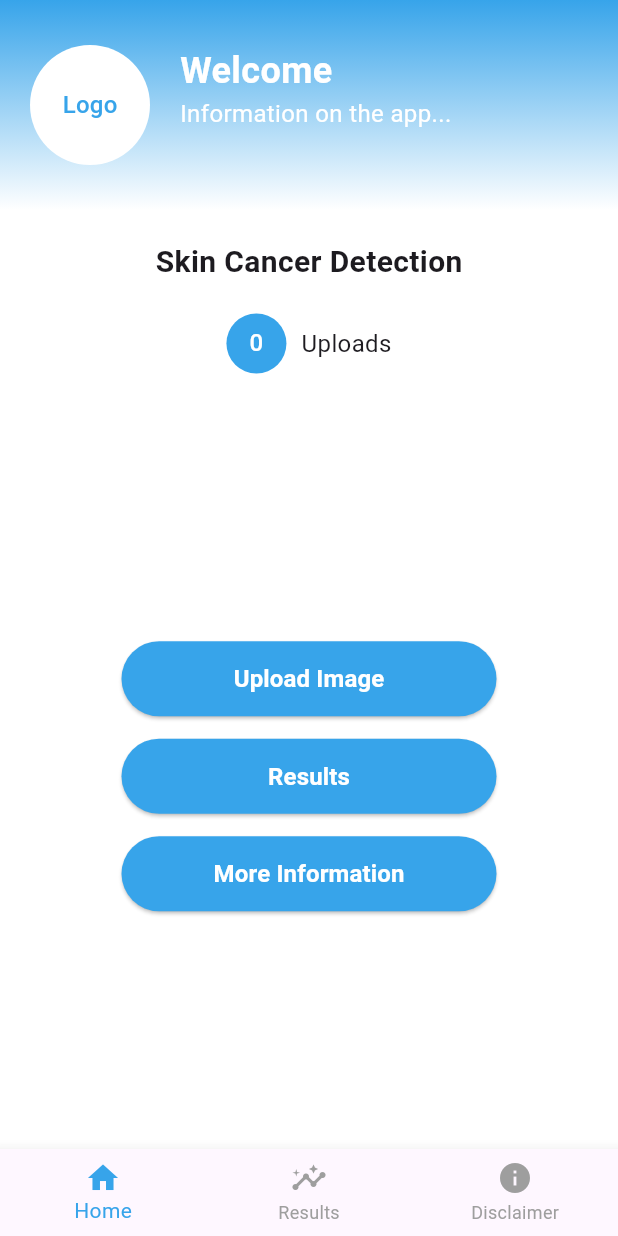
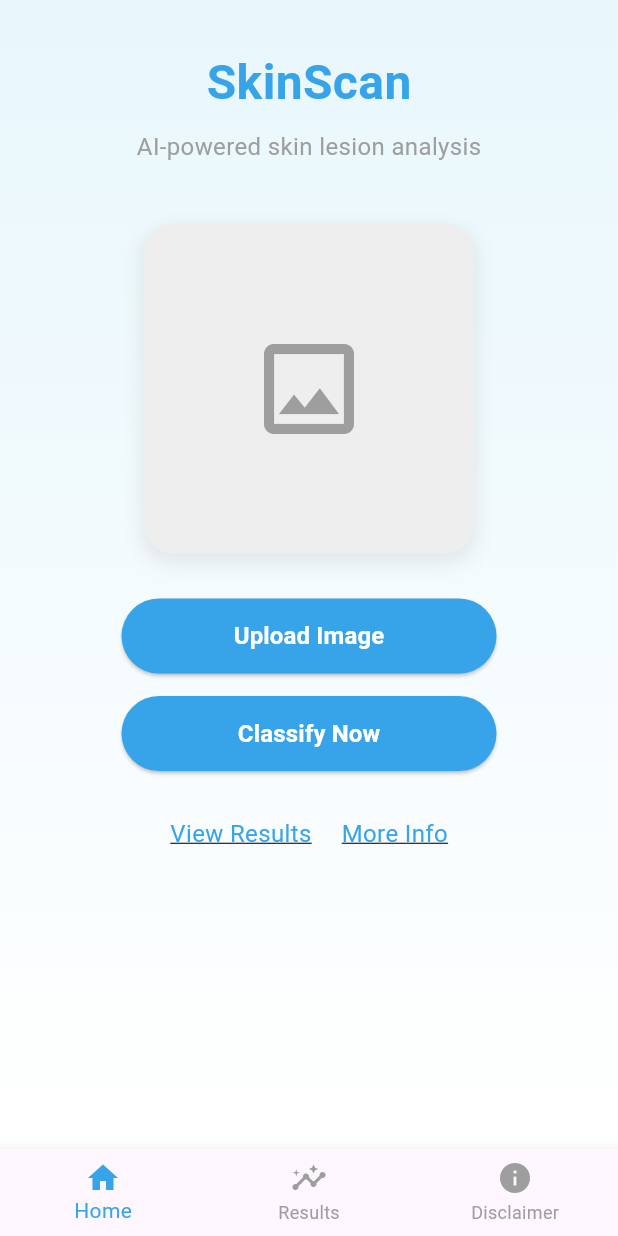
Before and after one commit to LiamM25/hnrs_app, a Flutter app: the screen it shows after launch, on a phone screen of 412 x 824 dp. Run offline on Flutter 3.47's test engine with Material 3 defaults, Android fonts, the phone set to English and light mode, and no system bars; our stand-ins replace image_picker.

Commit message:
seperated code

```diff
--- a/detection_app/lib/main.dart
+++ b/detection_app/lib/main.dart
@@ -1,26 +1,54 @@
 import 'package:flutter/material.dart';
+import 'screens/home_page.dart';
+import 'screens/results_page.dart';
+import 'screens/disclaimer_page.dart';
 
 void main() {
   runApp(SkinCancerDetectionApp());
 }
 
 class SkinCancerDetectionApp extends StatelessWidget {
+  const SkinCancerDetectionApp({super.key});
+
   @override
   Widget build(BuildContext context) {
     return MaterialApp(
       debugShowCheckedModeBanner: false,
-      home: HomePage(),
+      home: MainPage(),
     );
   }
 }
 
-class HomePage extends StatelessWidget {
+class MainPage extends StatefulWidget {
+  const MainPage({super.key});
+
+  @override
+  State<MainPage> createState() => _MainPageState();
+}
+
+class _MainPageState extends State<MainPage> {
+  int _selectedIndex = 0;
+
+  static const List<Widget> _pages = <Widget>[
+    HomePage(),
+    ResultsPage(),
+    DisclaimerPage(),
+  ];
+
+  void _onItemTapped(int index) {
+    setState(() {
+      _selectedIndex = index;
+    });
+  }
+
   @override
   Widget build(BuildContext context) {
     return Scaffold(
-      backgroundColor: Colors.white,
+      body: _pages[_selectedIndex],
       bottomNavigationBar: BottomNavigationBar(
-        selectedItemColor: Color(0xFF37a4ea),
+        currentIndex: _selectedIndex,
+        onTap: _onItemTapped,
+        selectedItemColor: const Color(0xFF37a4ea),
         unselectedItemColor: Colors.grey,
         showSelectedLabels: true,
         showUnselectedLabels: true,
@@ -30,128 +58,6 @@ class HomePage extends StatelessWidget {
           BottomNavigationBarItem(icon: Icon(Icons.info), label: 'Disclaimer'),
         ],
       ),
-      body: SafeArea(
-        child: Column(
-          children: [
-            // Top Section with Welcome
-            Container(
-              decoration: BoxDecoration(
-                gradient: LinearGradient(
-                  colors: [Color(0xFF37a4ea), Colors.white],
-                  begin: Alignment.topCenter,
-                  end: Alignment.bottomCenter,
-                ),
-              ),
-              padding: const EdgeInsets.symmetric(vertical: 30, horizontal: 20),
-              child: Row(
-                crossAxisAlignment: CrossAxisAlignment.start,
-                children: [
-                  CircleAvatar(
-                    radius: 40,
-                    backgroundColor: Colors.white,
-                    child: Text(
-                      'Logo',
-                      style: TextStyle(color: Color(0xFF37a4ea)),
-                    ),
-                  ),
-                  const SizedBox(width: 20),
-                  Expanded(
-                    child: Column(
-                      crossAxisAlignment: CrossAxisAlignment.start,
-                      children: const [
-                        Text(
-                          'Welcome',
-                          style: TextStyle(
-                            fontSize: 24,
-                            fontWeight: FontWeight.bold,
-                            color: Colors.white,
-                          ),
-                        ),
-                        Text(
-                          'Information on the app...',
-                          style: TextStyle(fontSize: 16, color: Colors.white),
-                        ),
-                      ],
-                    ),
-                  ),
-                ],
-              ),
-            ),
-            // Main Title
-            const Padding(
-              padding: EdgeInsets.symmetric(vertical: 20),
-              child: Text(
-                'Skin Cancer Detection',
-                style: TextStyle(fontSize: 20, fontWeight: FontWeight.bold),
-              ),
-            ),
-            // Uploads Indicator
-            Row(
-              mainAxisAlignment: MainAxisAlignment.center,
-              children: [
-                CircleAvatar(
-                  radius: 20,
-                  backgroundColor: Color(0xFF37a4ea),
-                  child: const Text(
-                    '0',
-                    style: TextStyle(color: Colors.white, fontSize: 16),
-                  ),
-                ),
-                const SizedBox(width: 10),
-                const Text(
-                  'Uploads',
-                  style: TextStyle(fontSize: 16),
-                ),
-              ],
-            ),
-            const SizedBox(height: 20),
-            // Buttons
-            Expanded(
-              child: Column(
-                mainAxisAlignment: MainAxisAlignment.center,
-                children: [
-                  CustomButton(label: 'Upload Image'),
-                  const SizedBox(height: 15),
-                  CustomButton(label: 'Results'),
-                  const SizedBox(height: 15),
-                  CustomButton(label: 'More Information'),
-                ],
-              ),
-            ),
-          ],
-        ),
-      ),
     );
   }
 }
-
-class CustomButton extends StatelessWidget {
-  final String label;
-
-  const CustomButton({required this.label});
-
-  @override
-  Widget build(BuildContext context) {
-    return SizedBox(
-      width: 250,
-      height: 50,
-      child: ElevatedButton(
-        onPressed: () {},
-        style: ElevatedButton.styleFrom(
-          backgroundColor: Color(0xFF37a4ea),
-          shape: RoundedRectangleBorder(
-            borderRadius: BorderRadius.circular(25),
-          ),
-        ),
-        child: Text(
-          label,
-          style: const TextStyle(
-            fontSize: 16,
-            fontWeight: FontWeight.bold,
-            color: Colors.white,
-          ),
-        ),
-      ),
-    );
-  }
-}
--- /dev/null
+++ b/detection_app/lib/screens/disclaimer_page.dart
@@ -0,0 +1,22 @@
+import 'package:flutter/material.dart';
+
+class DisclaimerPage extends StatelessWidget {
+  const DisclaimerPage({super.key});
+
+  @override
+  Widget build(BuildContext context) {
+    return Scaffold(
+      backgroundColor: Colors.white,
+      body: const Center(
+        child: Padding(
+          padding: EdgeInsets.all(20),
+          child: Text(
+            'Disclaimer Information\n(To be filled with relevant content)',
+            textAlign: TextAlign.center,
+            style: TextStyle(fontSize: 18),
+          ),
+        ),
+      ),
+    );
+  }
+}
--- /dev/null
+++ b/detection_app/lib/screens/home_page.dart
@@ -0,0 +1,146 @@
+import 'dart:io';
+
+import 'package:flutter/material.dart';
+import 'package:image_picker/image_picker.dart';
+import '../widgets/custom_button.dart';
+
+class HomePage extends StatefulWidget {
+  const HomePage({super.key});
+
+  @override
+  State<HomePage> createState() => _HomePageState();
+}
+
+class _HomePageState extends State<HomePage> {
+  File? _selectedImage;
+  final ImagePicker _picker = ImagePicker();
+
+  Future<void> _pickImage() async {
+    final pickedFile = await _picker.pickImage(source: ImageSource.gallery);
+    if (pickedFile != null) {
+      setState(() {
+        _selectedImage = File(pickedFile.path);
+      });
+    }
+  }
+
+  @override
+  Widget build(BuildContext context) {
+    return Scaffold(
+      backgroundColor: Colors.white,
+      body: SafeArea(
+        child: Container(
+          width: double.infinity,
+          padding: const EdgeInsets.symmetric(horizontal: 24, vertical: 32),
+          decoration: const BoxDecoration(
+            gradient: LinearGradient(
+              colors: [Color(0xFFe8f7fc), Color(0xFFFFFFFF)],
+              begin: Alignment.topCenter,
+              end: Alignment.bottomCenter,
+            ),
+          ),
+          child: Column(
+            crossAxisAlignment: CrossAxisAlignment.center,
+            children: [
+              const Text(
+                'SkinScan',
+                style: TextStyle(
+                  fontSize: 32,
+                  fontWeight: FontWeight.bold,
+                  color: Color(0xFF37a4ea),
+                ),
+              ),
+              const SizedBox(height: 8),
+              const Text(
+                'AI-powered skin lesion analysis',
+                style: TextStyle(
+                  fontSize: 16,
+                  color: Colors.grey,
+                ),
+              ),
+              const SizedBox(height: 40),
+              Container(
+                width: 220,
+                height: 220,
+                decoration: BoxDecoration(
+                  color: Colors.grey.shade200,
+                  borderRadius: BorderRadius.circular(20),
+                  boxShadow: [
+                    BoxShadow(
+                      color: Colors.grey.withOpacity(0.2),
+                      spreadRadius: 2,
+                      blurRadius: 10,
+                      offset: const Offset(0, 5),
+                    ),
+                  ],
+                ),
+                child: _selectedImage == null
+                    ? const Center(
+                        child: Icon(
+                          Icons.image_outlined,
+                          size: 80,
+                          color: Colors.grey,
+                        ),
+                      )
+                    : ClipRRect(
+                        borderRadius: BorderRadius.circular(20),
+                        child: Image.file(
+                          _selectedImage!,
+                          fit: BoxFit.cover,
+                        ),
+                      ),
+              ),
+              const SizedBox(height: 30),
+              CustomButton(
+                label: 'Upload Image',
+                onPressed: _pickImage,
+              ),
+              const SizedBox(height: 15),
+              CustomButton(
+                label: 'Classify Now',
+                onPressed: _selectedImage != null
+                    ? () {
+                        // To be implemented: Trigger classification
+                      }
+                    : () {}, // Default empty function to satisfy non-nullable VoidCallback
+              ),
+              const SizedBox(height: 30),
+              Row(
+                mainAxisAlignment: MainAxisAlignment.center,
+                children: [
+                  GestureDetector(
+                    onTap: () {
+                      DefaultTabController.of(context).animateTo(1);
+                    },
+                    child: const Text(
+                      'View Results',
+                      style: TextStyle(
+                        fontSize: 16,
+                        color: Color(0xFF37a4ea),
+                        decoration: TextDecoration.underline,
+                      ),
+                    ),
+                  ),
+                  const SizedBox(width: 20),
+                  GestureDetector(
+                    onTap: () {
+                      DefaultTabController.of(context).animateTo(2);
+                    },
+                    child: const Text(
+                      'More Info',
+                      style: TextStyle(
+                        fontSize: 16,
+                        color: Color(0xFF37a4ea),
+                        decoration: TextDecoration.underline,
+                      ),
+                    ),
+                  ),
+                ],
+              ),
+            ],
+          ),
+        ),
+      ),
+    );
+  }
+}
--- /dev/null
+++ b/detection_app/lib/screens/results_page.dart
@@ -0,0 +1,19 @@
+import 'package:flutter/material.dart';
+
+class ResultsPage extends StatelessWidget {
+  const ResultsPage({super.key});
+
+  @override
+  Widget build(BuildContext context) {
+    return Scaffold(
+      backgroundColor: Colors.white,
+      body: const Center(
+        child: Text(
+          'Results Page\n(Results will be displayed here)',
+          textAlign: TextAlign.center,
+          style: TextStyle(fontSize: 18),
+        ),
+      ),
+    );
+  }
+}
--- /dev/null
+++ b/detection_app/lib/widgets/custom_button.dart
@@ -0,0 +1,33 @@
+import 'package:flutter/material.dart';
+
+class CustomButton extends StatelessWidget {
+  final String label;
+  final VoidCallback onPressed;
+
+  const CustomButton({super.key, required this.label, required this.onPressed});
+
+  @override
+  Widget build(BuildContext context) {
+    return SizedBox(
+      width: 250,
+      height: 50,
+      child: ElevatedButton(
+        onPressed: onPressed,
+        style: ElevatedButton.styleFrom(
+          backgroundColor: const Color(0xFF37a4ea),
+          shape: RoundedRectangleBorder(
+            borderRadius: BorderRadius.circular(25),
+          ),
+        ),
+        child: Text(
+          label,
+          style: const TextStyle(
+            fontSize: 16,
+            fontWeight: FontWeight.bold,
+            color: Colors.white,
+          ),
+        ),
+      ),
+    );
+  }
+}
--- a/detection_app/pubspec.yaml
+++ b/detection_app/pubspec.yaml
@@ -37,6 +37,9 @@ dependencies:
   image_picker: ^1.1.2
   provider: ^6.1.2
   http: ^1.2.2
+  image: ^4.5.2
+  tflite_flutter: ^0.10.4
+  tflite_flutter_processing: ^0.4.1
 
 dev_dependencies:
   flutter_test:
```
Also changed, not shown: detection_app/lib/services/tflite_service.dart (added), detection_app/pubspec.lock, 8 other files.
